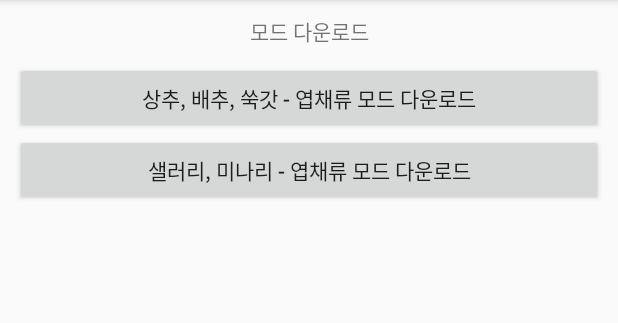
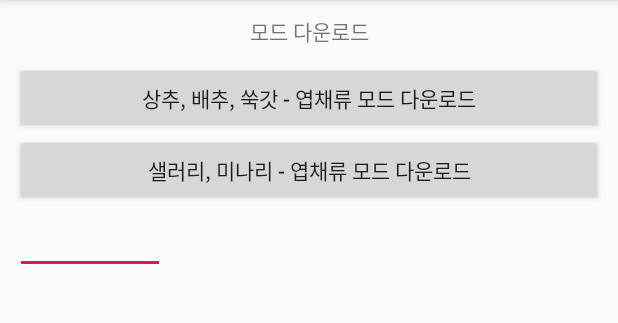
Before and after one commit to JJinTae/ICTminiSmartFarmApp, an Android app: the PageModeDown screen opened directly, with no data from a screen before it, on a phone screen of 412 x 824 dp, the part 84-407 px from its top. Run offline under Robolectric (Android 15) with nearby library versions, the phone set to English and light mode, and no system bars.

```diff
--- a/app/src/main/java/com/example/smartfarm/PageModeDown.java
+++ b/app/src/main/java/com/example/smartfarm/PageModeDown.java
@@ -1,19 +1,43 @@
 package com.example.smartfarm;
 
 import android.content.Intent;
+import android.content.SharedPreferences;
 import android.support.v7.app.AppCompatActivity;
 import android.os.Bundle;
 import android.util.Log;
+import android.widget.EditText;
 import android.widget.Toast;
 
 public class PageModeDown extends AppCompatActivity {
+
+    EditText et_save;
+    String shared = "file";
 
     @Override
     protected void onCreate(Bundle savedInstanceState) {
         super.onCreate(savedInstanceState);
         setContentView(R.layout.activity_page_mode_down);
-
         Intent intent = getIntent();
         Log.d("ACTIVITY_LC", intent.getStringExtra("message"));
+
+
+
+
+        et_save = (EditText)findViewById(R.id.et_save);
+        SharedPreferences sharedPreferences = getSharedPreferences(shared, 0);
+        String value = sharedPreferences.getString("kim","");
+        et_save.setText(value);
+
+    }
+
+    @Override
+    protected void onDestroy() {
+        super.onDestroy();
+
+        SharedPreferences sharedPreferences = getSharedPreferences(shared, 0);
+        SharedPreferences.Editor editor = sharedPreferences.edit();
+        String value = et_save.getText().toString();
+        editor.putString("kim", value);
+        editor.commit();
     }
 }
--- a/app/src/main/res/layout/activity_page_mode_down.xml
+++ b/app/src/main/res/layout/activity_page_mode_down.xml
@@ -33,6 +33,13 @@
             android:layout_height="wrap_content"
             android:text="샐러리, 미나리 - 엽채류 모드 다운로드" />
 
+        <EditText
+            android:id="@+id/et_save"
+            android:layout_width="100dp"
+            android:layout_height="wrap_content" />
+
     </LinearLayout>
 
+
+
 </LinearLayout>
```
